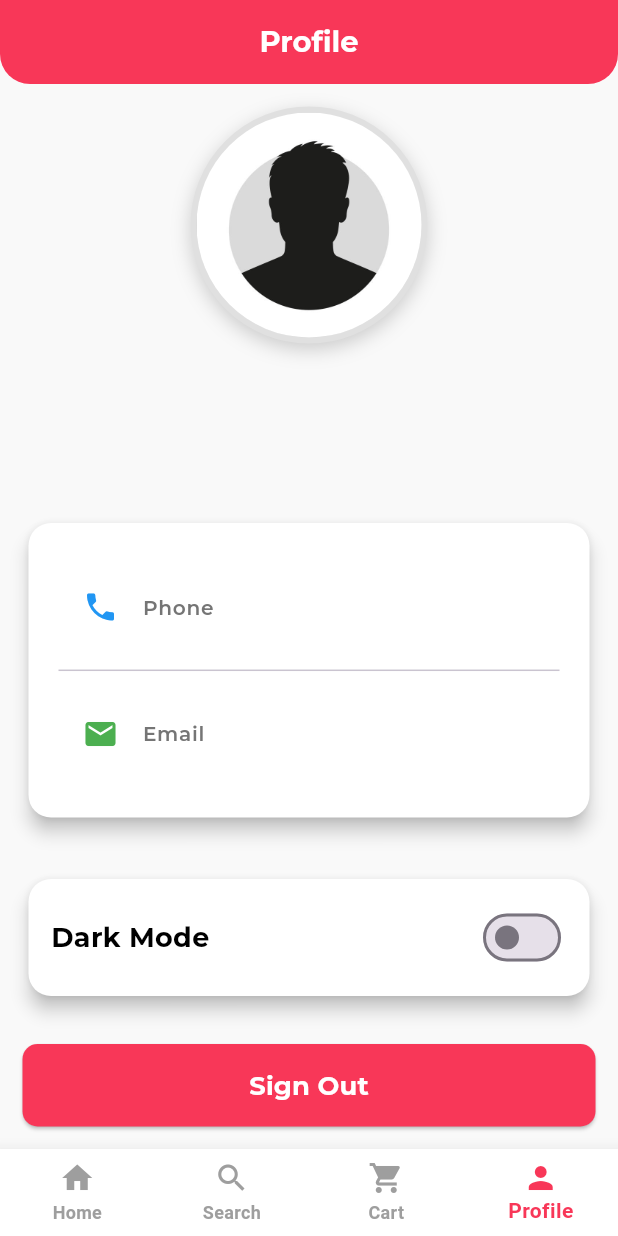
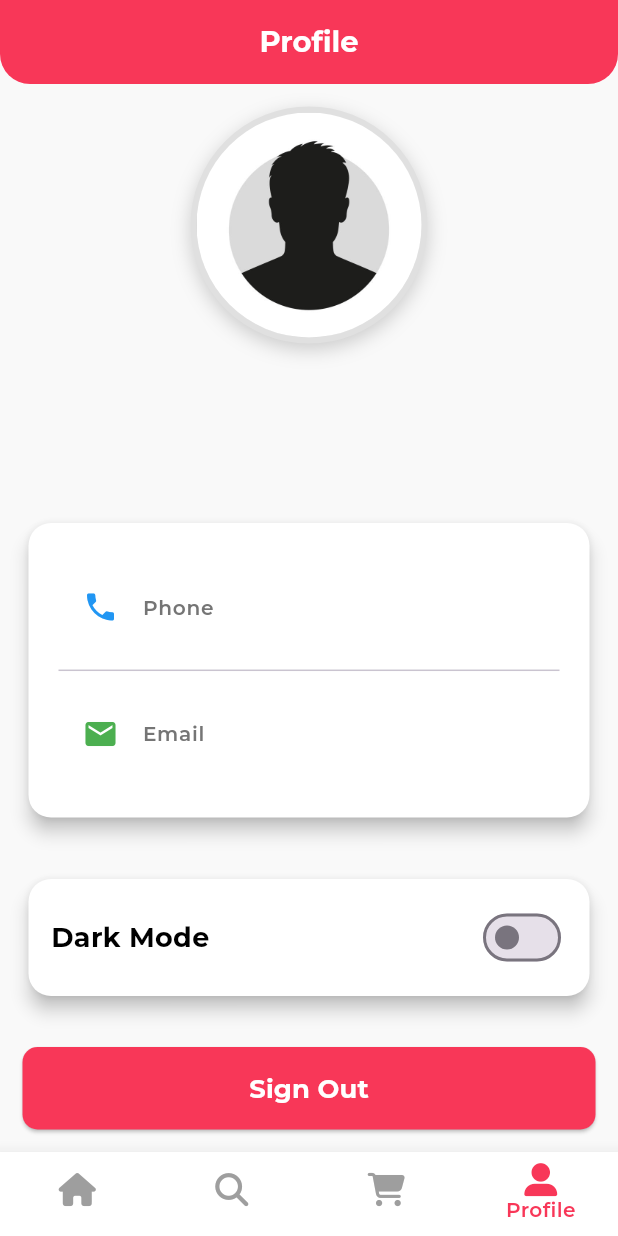
Before and after one commit to Nour-2003/ODC-Project, a Flutter app: the MainScreen screen opened directly, item 4 of the bottom bar chosen, on a phone screen of 412 x 824 dp. Run offline on Flutter 3.47's test engine with Material 3 defaults, Android fonts, the phone set to English and light mode, and no system bars; our stand-ins replace animate_do, awesome_dialog, bloc, cached_network_image, cloud_firestore, conditional_builder_null_safety and 12 more; missing offline and left inert: mobile_scanner; accounts and stored records are empty.

Commit message:
UI updates

```diff
--- a/lib/Screens/Home/Main Screen.dart
+++ b/lib/Screens/Home/Main Screen.dart
@@ -2,6 +2,7 @@ import 'package:firebase_auth/firebase_auth.dart';
 import 'package:flutter/material.dart';
 import 'package:flutter/services.dart';
 import 'package:flutter_bloc/flutter_bloc.dart';
+import 'package:font_awesome_flutter/font_awesome_flutter.dart';
 import 'package:google_fonts/google_fonts.dart';
 import 'package:odc_project/Shared/Constants.dart';
 import 'package:odc_project/main.dart';
@@ -41,12 +42,18 @@ class MainScreen extends StatelessWidget {
           bottomNavigationBar: BottomNavigationBar(
             elevation: 10,
             items: const [
-              BottomNavigationBarItem(icon: Icon(Icons.home), label: 'Home'),
-              BottomNavigationBarItem(icon: Icon(Icons.search), label: 'Search'),
-              BottomNavigationBarItem(icon: Icon(Icons.shopping_cart), label: 'Cart'),
-              BottomNavigationBarItem(icon: Icon(Icons.person), label: 'Profile'),
+              BottomNavigationBarItem(icon: FaIcon(FontAwesomeIcons.home), label: 'Home'),
+              BottomNavigationBarItem(icon: FaIcon(FontAwesomeIcons.search), label: 'Search'),
+              BottomNavigationBarItem(icon: FaIcon(FontAwesomeIcons.shoppingCart), label: 'Cart'),
+              BottomNavigationBarItem(icon: FaIcon(FontAwesomeIcons.userAlt), label: 'Profile'),
             ],
             currentIndex: cubit.currentIndex,
+            showUnselectedLabels: false,
+            iconSize: 22,
+            selectedLabelStyle: GoogleFonts.montserrat(
+              fontSize: 15.sp,
+              fontWeight: FontWeight.w600,
+            ),
             onTap: (index) => cubit.changeBottomNav(index),
           ),
         );
```
